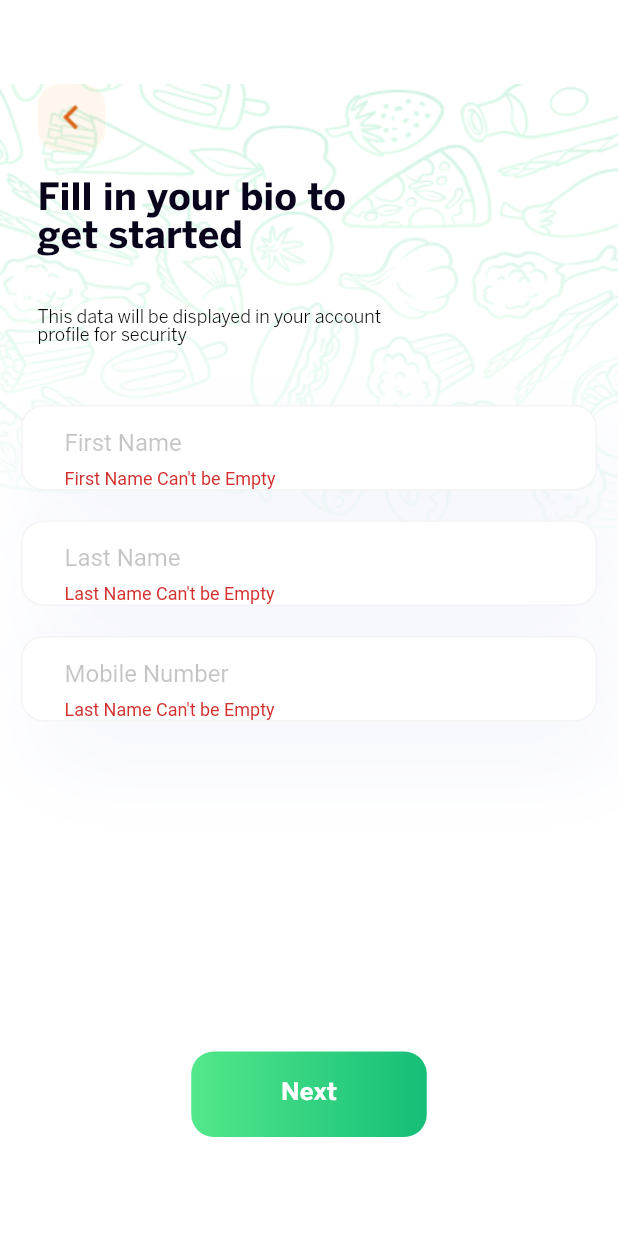
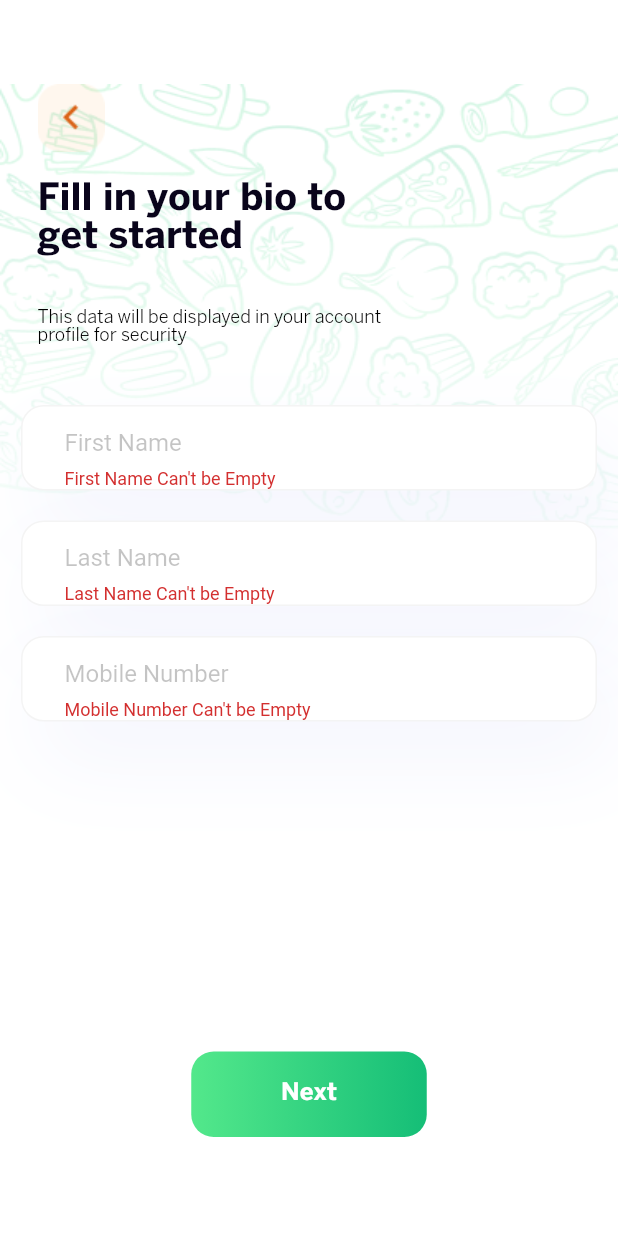
Before and after one commit to KingNarmar/food_delivery, a Flutter app: the SignUpProcessScreen screen opened by its route, after a tap on "Next", on a phone screen of 412 x 824 dp. Run offline on Flutter 3.47's test engine with Material 2 defaults, Android fonts, the phone set to English and light mode, and no system bars; our stand-ins replace image_picker.

```diff
--- a/lib/root/app_root.dart
+++ b/lib/root/app_root.dart
@@ -26,7 +26,7 @@ class MyApp extends StatelessWidget {
         "onBoarding2": (context) => const OnBoarding2(),
         "login": (context) => const LoginScreen(),
         "signUp": (context) => const SignUpScreen(),
-        "signUpProcess": (context) => SignUpProcessScreen(),
+        "signUpProcess": (context) => const SignUpProcessScreen(),
         "payment": (context) => const PaymentMethodScreen(),
         "uploadPhoto": (context) => const UploadPhotoScreen(),
         "uploadPreview": (context) => const UploadPreviewScreen(),
@@ -38,7 +38,7 @@ class MyApp extends StatelessWidget {
         "resetPasswordDone": (context) =>
             const RestPasswordSuccessNotification()
       },
-      initialRoute: "resetPasswordDone",
+      initialRoute: "signUpProcess",
     );
   }
 }
--- a/lib/screens/sign_up_process_screen/sign_up_process_screen.dart
+++ b/lib/screens/sign_up_process_screen/sign_up_process_screen.dart
@@ -2,15 +2,13 @@ import 'package:flutter/material.dart';
 import 'package:food_delivery/componants/custom_button.dart';
 import 'package:food_delivery/componants/custom_text_form_field.dart';
 import 'package:food_delivery/utl/assets.dart';
+import 'package:food_delivery/utl/controllers.dart';
 
 import '../../componants/app_bar_backword_icon.dart';
 
 class SignUpProcessScreen extends StatelessWidget {
-  SignUpProcessScreen({super.key});
-  final GlobalKey<FormState> _key = GlobalKey();
-  final TextEditingController firstNameController = TextEditingController();
-  final TextEditingController lastNameController = TextEditingController();
-  final TextEditingController mobileController = TextEditingController();
+  const SignUpProcessScreen({super.key});
+
   @override
   Widget build(BuildContext context) {
     return SafeArea(
@@ -83,12 +81,13 @@ class SignUpProcessScreen extends StatelessWidget {
                       height: 20,
                     ),
                     Form(
-                      key: _key,
+                      key: SignUpProcessControllers.key,
                       child: Column(
                         children: [
                           CustomTextFormField(
                             hintText: "First Name",
-                            controller: firstNameController,
+                            controller:
+                                SignUpProcessControllers.firstNameController,
                             validator: (value) {
                               if (value == null || value.isEmpty) {
                                 return "First Name Can't be Empty";
@@ -98,7 +97,8 @@ class SignUpProcessScreen extends StatelessWidget {
                               return null;
                             },
                             onChanged: (value) {
-                              _key.currentState!.validate();
+                              SignUpProcessControllers.key.currentState!
+                                  .validate();
                             },
                           ),
                           const SizedBox(
@@ -106,7 +106,8 @@ class SignUpProcessScreen extends StatelessWidget {
                           ),
                           CustomTextFormField(
                             hintText: "Last Name",
-                            controller: lastNameController,
+                            controller:
+                                SignUpProcessControllers.lastNameController,
                             validator: (value) {
                               if (value == null || value.isEmpty) {
                                 return "Last Name Can't be Empty";
@@ -116,7 +117,8 @@ class SignUpProcessScreen extends StatelessWidget {
                               return null;
                             },
                             onChanged: (value) {
-                              _key.currentState!.validate();
+                              SignUpProcessControllers.key.currentState!
+                                  .validate();
                             },
                           ),
                           const SizedBox(
@@ -124,17 +126,19 @@ class SignUpProcessScreen extends StatelessWidget {
                           ),
                           CustomTextFormField(
                             hintText: "Mobile Number",
-                            controller: mobileController,
+                            controller:
+                                SignUpProcessControllers.mobileController,
                             validator: (value) {
                               if (value == null || value.isEmpty) {
-                                return "Last Name Can't be Empty";
+                                return "Mobile Number Can't be Empty";
                               } else if (value.length < 11) {
-                                return "Last Name should be more than 6 chr";
+                                return "Mobile Number should be more than 11 chr";
                               }
                               return null;
                             },
                             onChanged: (value) {
-                              _key.currentState!.validate();
+                              SignUpProcessControllers.key.currentState!
+                                  .validate();
                             },
                           ),
                           const SizedBox(
@@ -143,7 +147,8 @@ class SignUpProcessScreen extends StatelessWidget {
                           CustomButton(
                               text: "Next",
                               onTap: () {
-                                if (_key.currentState!.validate()) {
+                                if (SignUpProcessControllers.key.currentState!
+                                    .validate()) {
                                   Navigator.pushNamed(context, "payment");
                                 }
                               })
--- a/lib/utl/controllers.dart
+++ b/lib/utl/controllers.dart
@@ -23,3 +23,12 @@ abstract class LoginScreenControllers {
   static final TextEditingController passwordController =
       TextEditingController();
 }
+
+abstract class SignUpProcessControllers {
+  static final GlobalKey<FormState> key = GlobalKey();
+  static final TextEditingController firstNameController =
+      TextEditingController();
+  static final TextEditingController lastNameController =
+      TextEditingController();
+  static final TextEditingController mobileController = TextEditingController();
+}
```
